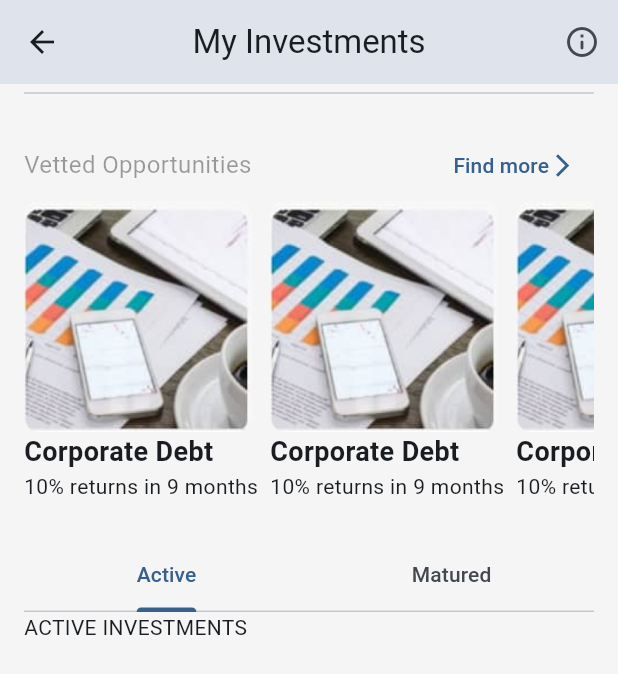
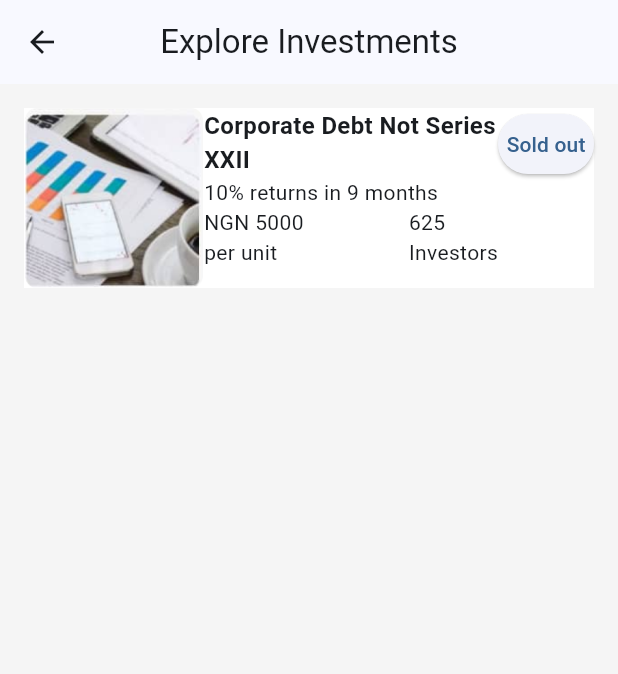
Before and after one commit to ANTONINEUTRON/wtm_savings_app, a Flutter app: the InvestView screen opened directly, scrolled down 138 dp, after a tap on "Find more", on a phone screen of 412 x 824 dp. Shown: the top 674 px of the screen. Run offline on Flutter 3.47's test engine with Material 3 defaults, Android fonts, the phone set to English and light mode, and no system bars.

Commit message:
February 27 class

```diff
--- a/lib/features/home/pages/home_page.dart
+++ b/lib/features/home/pages/home_page.dart
@@ -22,7 +22,10 @@ class _HomePageState extends State<HomePage> {
   @override
   Widget build(BuildContext context){
     return Scaffold(
-      body: listOfPages[selectedIndex],
+      body: IndexedStack(
+        children: listOfPages,
+        index: selectedIndex,
+      ),
       bottomNavigationBar: BottomNavigationBar(
         currentIndex: selectedIndex,
         unselectedItemColor: Colors.black,
--- a/lib/features/home/widgets/vetted_opportunities_section.dart
+++ b/lib/features/home/widgets/vetted_opportunities_section.dart
@@ -1,5 +1,6 @@
 
 import 'package:flutter/material.dart';
+import 'package:wtm_savings_app/features/invest/pages/explore_investments.dart';
 
 class VettedOpportunitiesSection extends StatelessWidget {
   const VettedOpportunitiesSection({super.key});
@@ -22,7 +23,14 @@ class VettedOpportunitiesSection extends StatelessWidget {
                   ),
               ),
               TextButton(
-                  onPressed: () {},
+                  onPressed: () {
+                    Navigator.push(
+                        context,
+                        MaterialPageRoute(builder: (context){
+                          return ExploreInvestmentsPage();
+                        })
+                    );
+                  },
                   child: Row(
                     children: [
                       Text("Find more"),
--- /dev/null
+++ b/lib/features/invest/pages/explore_investments.dart
@@ -0,0 +1,88 @@
+
+import 'package:flutter/material.dart';
+
+class ExploreInvestmentsPage extends StatelessWidget {
+  const ExploreInvestmentsPage({super.key});
+
+  @override
+  Widget build(BuildContext context) {
+    return Scaffold(
+      appBar: AppBar(
+        title: Text("Explore Investments"),
+        centerTitle: true,
+      ),
+      body: ListView(
+        padding: EdgeInsets.all(16),
+        children: [
+          ExploreInvestmentsItem()
+        ],
+      ),
+    );
+  }
+}
+
+class ExploreInvestmentsItem extends StatelessWidget {
+  const ExploreInvestmentsItem({
+    super.key,
+  });
+
+  @override
+  Widget build(BuildContext context) {
+    return Container(
+      color: Colors.white,
+      child: Row(
+        crossAxisAlignment: CrossAxisAlignment.start,
+        children: [
+          Image.asset(
+              "assets/images/invest_img.png",
+            height: 120,
+            width: 120,
+          ),
+          Expanded(
+            child: Column(
+              crossAxisAlignment: CrossAxisAlignment.start,
+              children: [
+                Text(
+                  "Corporate Debt Not Series XXII",
+                  style: TextStyle(
+                      fontWeight: FontWeight.bold,
+                    fontSize: 16
+                  ),
+                ),
+                Text("10% returns in 9 months"),
+                Row(
+                  mainAxisAlignment: MainAxisAlignment.spaceBetween,
+                  children: [
+                    Column(
+                      crossAxisAlignment: CrossAxisAlignment.start,
+                      children: [
+                        Text("NGN 5000"),
+                        Text("per unit")
+                      ],
+                    ),
+                    Column(
+                      crossAxisAlignment: CrossAxisAlignment.start,
+                      children: [
+                        Text("625"),
+                        Text("Investors"),
+                      ],
+                    )
+                  ],
+                )
+              ],
+            ),
+          ),
+          ElevatedButton(
+              onPressed: () {
+
+              },
+              style: ElevatedButton.styleFrom(
+                padding: EdgeInsets.symmetric(horizontal: 4)
+              ),
+              child: Text("Sold out")
+          )
+        ],
+      ),
+    );
+  }
+}
```
Also changed, not shown: lib/features/home/widgets/hide_todo_sheet.dart (added, +85 -0 lines), lib/features/home/widgets/my_todo_section.dart (+10 -1 lines), assets/images/piggyvest.png (added).
